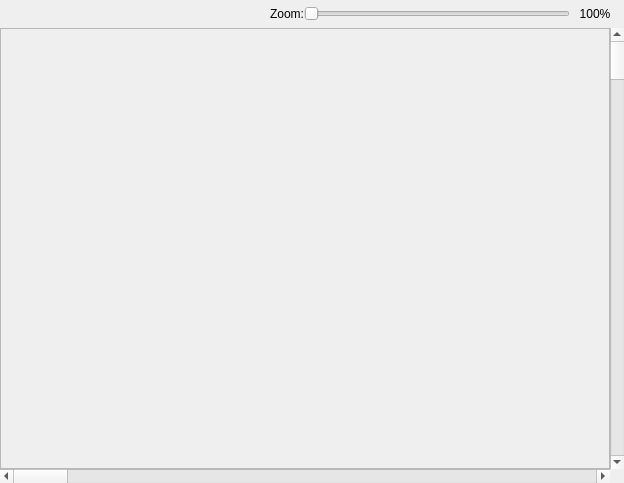
Qt form debugger/oamdisplaydialog.ui (christopherpow/nesicide) before a commit.
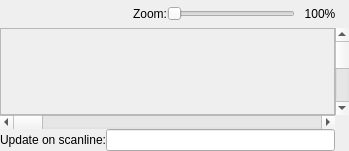
The same form after that commit.

Commit message: commenting spree; comments added to cnes.h, cnes6502.h, cnesppu.h and partially in cnesapu.h; added scanline update tags to CHR viewer and OAM viewer but they don't seem to be working right yet

Diff of the .ui file:
```diff
--- a/debugger/oamdisplaydialog.ui
+++ b/debugger/oamdisplaydialog.ui
@@ -6,8 +6,8 @@
    <rect>
     <x>0</x>
     <y>0</y>
-    <width>624</width>
-    <height>483</height>
+    <width>349</width>
+    <height>151</height>
    </rect>
   </property>
   <property name="windowTitle">
@@ -20,7 +20,7 @@
    <property name="spacing">
     <number>0</number>
    </property>
-   <item row="2" column="0">
+   <item row="2" column="0" colspan="2">
     <widget class="QFrame" name="frame">
      <property name="sizePolicy">
       <sizepolicy hsizetype="Preferred" vsizetype="Expanding">
@@ -44,21 +44,14 @@
      </layout>
     </widget>
    </item>
-   <item row="2" column="1">
-    <widget class="QScrollBar" name="verticalScrollBar">
-     <property name="orientation">
-      <enum>Qt::Vertical</enum>
-     </property>
-    </widget>
-   </item>
-   <item row="3" column="0">
+   <item row="3" column="0" colspan="2">
     <widget class="QScrollBar" name="horizontalScrollBar">
      <property name="orientation">
       <enum>Qt::Horizontal</enum>
      </property>
     </widget>
    </item>
-   <item row="1" column="0" colspan="2">
+   <item row="1" column="0" colspan="3">
     <layout class="QHBoxLayout" name="horizontalLayout">
      <property name="margin">
       <number>4</number>
@@ -135,6 +128,23 @@
      </item>
     </layout>
    </item>
+   <item row="2" column="2">
+    <widget class="QScrollBar" name="verticalScrollBar">
+     <property name="orientation">
+      <enum>Qt::Vertical</enum>
+     </property>
+    </widget>
+   </item>
+   <item row="4" column="1">
+    <widget class="QLineEdit" name="updateScanline"/>
+   </item>
+   <item row="4" column="0">
+    <widget class="QLabel" name="label">
+     <property name="text">
+      <string>Update on scanline:</string>
+     </property>
+    </widget>
+   </item>
   </layout>
  </widget>
  <resources/>
```
The commit also changes 50 other files.
